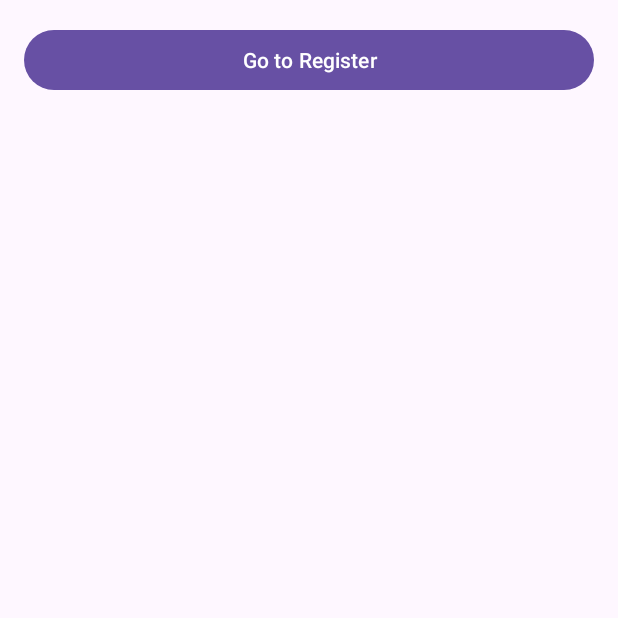
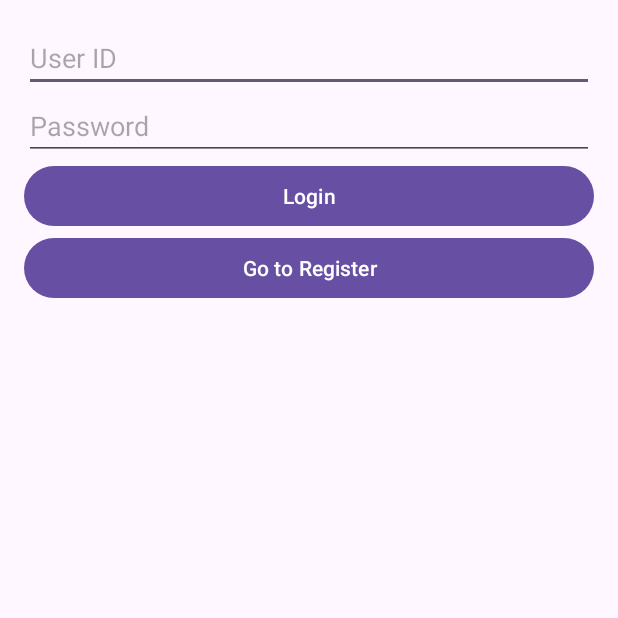
Before and after one commit to CodeSudal/androidTest, an Android app: the screen it shows after launch (MainActivity), on a phone screen of 412 x 824 dp, the top half of it. Run offline under Robolectric (Android 15) with nearby library versions, the phone set to English and light mode, and no system bars.

Commit message:
login, register

```diff
--- a/app/src/main/java/com/example/androidtest/api/ApiClient.java
+++ b/app/src/main/java/com/example/androidtest/api/ApiClient.java
@@ -16,10 +16,6 @@ public class ApiClient {
         if (retrofit == null) {
             OkHttpClient client = new OkHttpClient.Builder().build();
 
-            Gson gson = new GsonBuilder()
-                    .setLenient()
-                    .create();
-
             retrofit = new Retrofit.Builder()
                     .baseUrl(BASE_URL)
                     .client(client)
--- a/app/src/main/java/com/example/androidtest/api/ApiService.java
+++ b/app/src/main/java/com/example/androidtest/api/ApiService.java
@@ -1,6 +1,7 @@
 package com.example.androidtest.api;
 
 import com.example.androidtest.model.AppUser;
+import com.example.androidtest.model.MyResponse;
 import retrofit2.Call;
 import retrofit2.http.Body;
 import retrofit2.http.POST;
@@ -13,5 +14,5 @@ public interface ApiService {
      */
 
     @POST("/api/users/register")
-    Call<String> registerUser(@Body AppUser appUser);
+    Call<MyResponse> registerUser(@Body AppUser appUser);
 }
--- a/app/src/main/res/layout/activity_main.xml
+++ b/app/src/main/res/layout/activity_main.xml
@@ -5,12 +5,29 @@
               android:orientation="vertical"
               android:padding="16dp">
 
+    <EditText
+            android:id="@+id/loginUserIdEditText"
+            android:layout_width="match_parent"
+            android:layout_height="wrap_content"
+            android:hint="User ID" />
+
+    <EditText
+            android:id="@+id/loginPasswordEditText"
+            android:layout_width="match_parent"
+            android:layout_height="wrap_content"
+            android:hint="Password"
+            android:inputType="textPassword" />
+
+    <Button
+            android:id="@+id/buttonLogin"
+            android:layout_width="match_parent"
+            android:layout_height="wrap_content"
+            android:text="Login" />
+
     <Button
             android:id="@+id/buttonGoToRegister"
             android:layout_width="match_parent"
             android:layout_height="wrap_content"
             android:text="Go to Register" />
 
-    <!-- 기존 레이아웃 요소들 (필요한 경우 추가) -->
-
 </LinearLayout>
```
Also changed, not shown: app/src/main/java/com/example/androidtest/activity/RegisterActivity.java (+28 -12 lines), app/src/main/java/com/example/androidtest/model/AppUser.java (+6 -6 lines), app/src/main/res/layout/activity_register.xml (+9 -2 lines).
